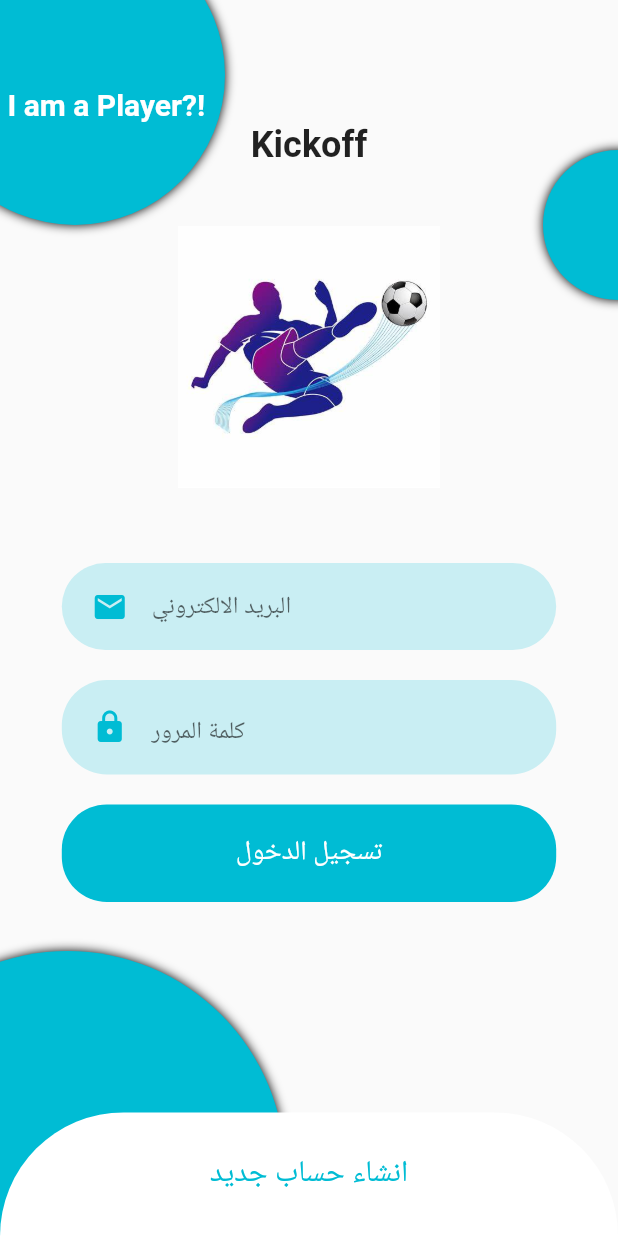
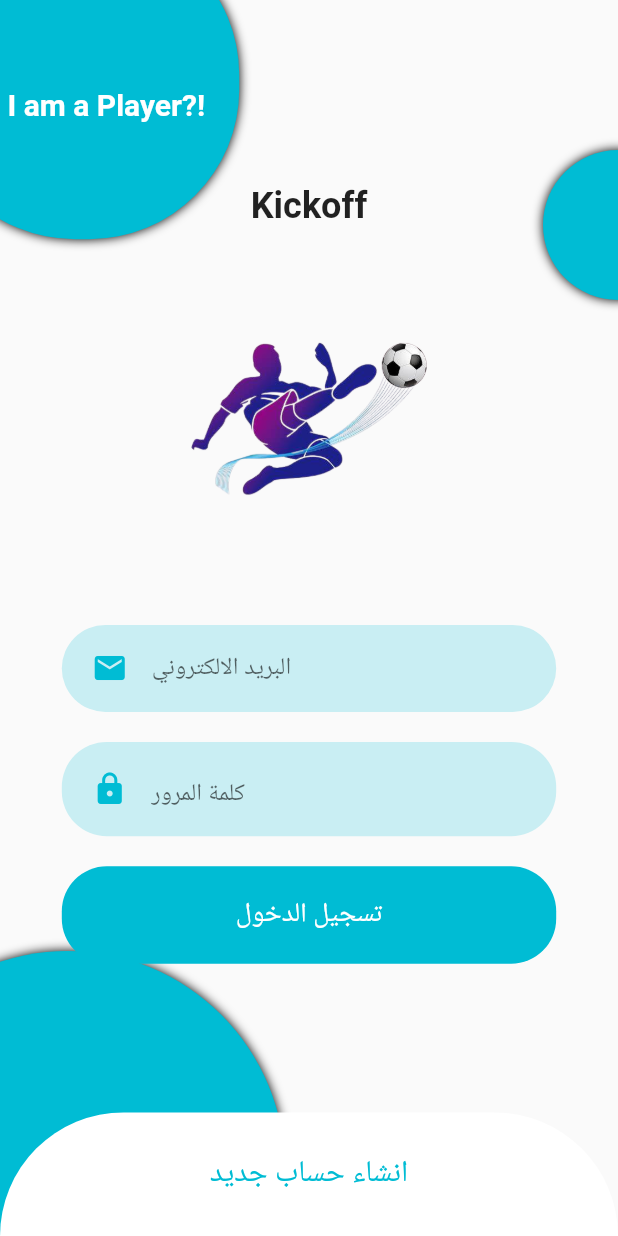
Before and after one commit to zeyadzidan/Kickoff, a Flutter app: the LoginScreenCourtOwner screen opened by its route, on a phone screen of 412 x 824 dp. Run offline on Flutter 3.47's test engine with Material 2 defaults, Android fonts, the phone set to English and light mode, and no system bars; our stand-ins replace cached_network_image, file_picker, firebase_core, firebase_storage, google_nav_bar; missing offline and left inert: open_street_map_search_and_pick; accounts and stored records are empty.

Commit message:
adding animation

```diff
--- a/kickoff_frontend/lib/application/screens/login.dart
+++ b/kickoff_frontend/lib/application/screens/login.dart
@@ -39,7 +39,7 @@ class _LoginScreenState extends State<LoginScreen>
     double viewInset = MediaQuery.of(context)
         .viewInsets
         .bottom; // we are using this to determine Keyboard is opened or not
-    double defaultLoginSize = size.height - (size.height * 0.2);
+    double defaultLoginSize = size.height - (size.height * 0.3);
     double defaultRegisterSize = size.height - (size.height * 0.1);
 
     containerSize =
@@ -68,39 +68,54 @@ class _LoginScreenState extends State<LoginScreen>
                     color: PlayerColor),
               )),
 
-          Positioned(
-              top: -50,
-              left: -50,
-                child: Container(
-                  width: 200,
-                  height: 200,
-                  decoration: BoxDecoration(
-                      borderRadius: BorderRadius.circular(100),
-                      boxShadow: const <BoxShadow>[
-                        BoxShadow(
-                          color: Colors.black,
-                          blurRadius: 5,
-                        ),
-                      ],
-                      color: PlayerColor),
-                   child: Padding(
-                     padding: const EdgeInsets.fromLTRB(55, 100, 0, 0),
-                       child :InkWell(
-                         onTap: (){
-                           Navigator.pushNamed( context,'/login');
-                         },
-                         child: Text("I am a CourtOwner?!"
-                           ,style: const TextStyle(
-                             fontSize: 20,
-                             fontWeight: FontWeight.bold,
-                             color: Colors.white,
-                          ),
-                         ),
-                       ),
+          // Positioned(
+          //     top: -50,
+          //     left: -50,
+          //       child: Container(
+          //         width: 200,
+          //         height: 200,
+          //         decoration: BoxDecoration(
+          //             borderRadius: BorderRadius.circular(100),
+          //             boxShadow: const <BoxShadow>[
+          //               BoxShadow(
+          //                 color: Colors.black,
+          //                 blurRadius: 5,
+          //               ),
+          //             ],
+          //             color: PlayerColor),
+          //          child: Padding(
+          //            padding: const EdgeInsets.fromLTRB(55, 100, 0, 0),
+          //              child :InkWell(
+          //                onTap: (){
+          //                  Navigator.pushNamed( context,'/login');
+          //                },
+          //                child: Text("I am a CourtOwner?!"
+          //                  ,style: const TextStyle(
+          //                    fontSize: 20,
+          //                    fontWeight: FontWeight.bold,
+          //                    color: Colors.white,
+          //                 ),
+          //                ),
+          //              ),
+          //     ),
+          //       ),
+          //
+          //     ),
+
+          SizedBox(
+            width: 210,
+            child: InkWell(
+              onTap: (){
+                Navigator.popAndPushNamed(context, '/login');
+              },
+              borderRadius: BorderRadius.circular(100),
+              child: Stack(
+                clipBehavior: Clip.none, children: <Widget>[
+                circleSizer()
+              ],
               ),
-                ),
-
-              ),
+            ),
+          ),
 
           Positioned(
               bottom: -100,
@@ -201,3 +216,75 @@ class _LoginScreenState extends State<LoginScreen>
     );
   }
 }
+
+class circleSizer extends StatefulWidget {
+  const circleSizer({Key? key}) : super(key: key);
+
+  @override
+  State<circleSizer> createState() => _circleSizerState();
+}
+
+class _circleSizerState extends State<circleSizer> with SingleTickerProviderStateMixin {
+  late AnimationController _controller;
+  late Animation<double> _animation;
+
+  @override
+  void initState() {
+    super.initState();
+    _controller =
+        AnimationController(duration: const Duration(seconds: 2), vsync: this);
+    _animation = Tween(begin: 0.0,end: 10.0,).animate(_controller)
+      ..addListener(() {
+        setState(() {
+          // The state that has changed here is the animation object’s value.
+        });
+
+      });
+    _animation.addStatusListener((status) {
+      if (status == AnimationStatus.completed) {
+        _controller.reverse();
+      } else if (status == AnimationStatus.dismissed) {
+        _controller.forward();
+      }
+    });
+    _controller.forward();
+    // _controller.reverse();
+  }
+
+  @override
+  void dispose() {
+    _controller.dispose();
+    super.dispose();
+  }
+
+  @override
+  Widget build(BuildContext context) {
+    return Positioned(
+      top: -50,
+      left: -50,
+      child: Container(
+        width: 200+_animation.value,
+        height: 200+_animation.value,
+        decoration: BoxDecoration(
+            borderRadius: BorderRadius.circular(100),
+            boxShadow: const <BoxShadow>[
+              BoxShadow(
+                color: Colors.black,
+                blurRadius: 5,
+              ),
+            ],
+            color: PlayerColor),
+        child: Padding(
+          padding: const EdgeInsets.fromLTRB(55, 100, 0, 0),
+          child :Text("I am a CourtOwner?!"
+            ,style: const TextStyle(
+              fontSize: 20.0,
+              fontWeight: FontWeight.bold,
+              color: Colors.white,
+            ),
+          ),
+        ),
+      ),
+    );
+  }
+}
--- a/kickoff_frontend/lib/components/login/BuildComponentsCourtOwner.dart
+++ b/kickoff_frontend/lib/components/login/BuildComponentsCourtOwner.dart
@@ -39,7 +39,7 @@ class _LoginScreenCourtOwnerState extends State<LoginScreenCourtOwner>
     double viewInset = MediaQuery.of(context)
         .viewInsets
         .bottom; // we are using this to determine Keyboard is opened or not
-    double defaultLoginSize = size.height - (size.height * 0.2);
+    double defaultLoginSize = size.height - (size.height * 0.3);
     double defaultRegisterSize = size.height - (size.height * 0.1);
 
     containerSize =
@@ -68,38 +68,19 @@ class _LoginScreenCourtOwnerState extends State<LoginScreenCourtOwner>
                     color: CourtOwnerColor),
               )),
 
-          Positioned(
-            top: -50,
-            left: -50,
-            child: Container(
-              width: 200,
-              height: 200,
-              decoration: BoxDecoration(
-                  borderRadius: BorderRadius.circular(100),
-                  boxShadow: const <BoxShadow>[
-                    BoxShadow(
-                      color: Colors.black,
-                      blurRadius: 5,
-                    ),
-                  ],
-                  color: CourtOwnerColor),
-              child: Padding(
-                padding: const EdgeInsets.fromLTRB(55, 108, 0, 0),
-                child :InkWell(
-                  onTap: (){
-                    Navigator.pushNamed( context,'/loginPlayer');
-                  },
-                  child: Text("I am a Player?!"
-                    ,style: const TextStyle(
-                      fontSize: 20,
-                      fontWeight: FontWeight.bold,
-                      color: Colors.white,
-                    ),
-                  ),
-                ),
+          SizedBox(
+            width: 210,
+            child: InkWell(
+              onTap: (){
+                Navigator.popAndPushNamed(context, '/loginPlayer');
+              },
+              borderRadius: BorderRadius.circular(100),
+              child: Stack(
+                clipBehavior: Clip.none, children: <Widget>[
+                circleSizer()
+                ],
               ),
             ),
-
           ),
 
           Positioned(
@@ -201,3 +182,76 @@ class _LoginScreenCourtOwnerState extends State<LoginScreenCourtOwner>
     );
   }
 }
+
+
+class circleSizer extends StatefulWidget {
+  const circleSizer({Key? key}) : super(key: key);
+
+  @override
+  State<circleSizer> createState() => _circleSizerState();
+}
+
+class _circleSizerState extends State<circleSizer> with SingleTickerProviderStateMixin {
+  late AnimationController _controller;
+  late Animation<double> _animation;
+
+  @override
+  void initState() {
+      super.initState();
+      _controller =
+          AnimationController(duration: const Duration(seconds: 2), vsync: this);
+      _animation = Tween(begin: 0.0,end: 10.0,).animate(_controller)
+        ..addListener(() {
+          setState(() {
+            // The state that has changed here is the animation object’s value.
+          });
+
+        });
+      _animation.addStatusListener((status) {
+        if (status == AnimationStatus.completed) {
+          _controller.reverse();
+        } else if (status == AnimationStatus.dismissed) {
+          _controller.forward();
+        }
+      });
+      _controller.forward();
+      // _controller.reverse();
+    }
+
+  @override
+  void dispose() {
+    _controller.dispose();
+    super.dispose();
+  }
+
+  @override
+  Widget build(BuildContext context) {
+    return Positioned(
+      top: -50,
+      left: -50,
+      child: Container(
+        width: 200+_animation.value,
+        height: 200+_animation.value,
+        decoration: BoxDecoration(
+            borderRadius: BorderRadius.circular(100),
+            boxShadow: const <BoxShadow>[
+              BoxShadow(
+                color: Colors.black,
+                blurRadius: 5,
+              ),
+            ],
+            color: CourtOwnerColor),
+        child: Padding(
+          padding: const EdgeInsets.fromLTRB(55, 108, 0, 0),
+          child :Text("I am a Player?!"
+            ,style: const TextStyle(
+              fontSize: 20.0,
+              fontWeight: FontWeight.bold,
+              color: Colors.white,
+            ),
+          ),
+        ),
+      ),
+    );
+  }
+}
--- a/kickoff_frontend/lib/components/login/BuildLogin.dart
+++ b/kickoff_frontend/lib/components/login/BuildLogin.dart
@@ -43,7 +43,7 @@ class LoginForm extends StatelessWidget {
                     height: 175,
                     width: 175,
                     child: const Image(
-                        image: AssetImage('assets/images/football court.jpg'))),
+                        image: AssetImage('assets/images/football court.png'))),
                 SizedBox(height: 40),
                 RoundedInputLogin(icon: Icons.mail,color:Colors.cyan , hint: 'البريد الالكتروني'),
                 PasswordInputSignup(),
```
Also changed, not shown: kickoff_frontend/assets/images/football court.jpg (deleted), kickoff_frontend/assets/images/football court.png (added).
